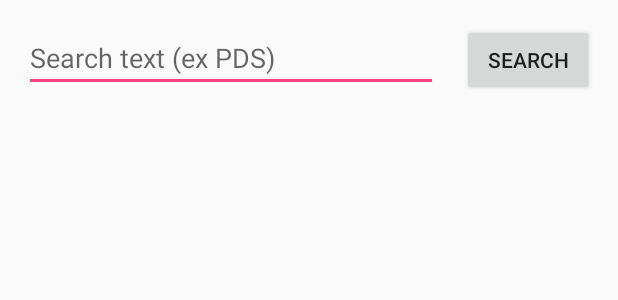
After one commit to maghol/ProjectZ, an Android app: the layout activity_rules.xml on its own in the app's theme, with its tools: preview values and no code run, on a phone screen of 412 x 824 dp. The commit adds this screen. Shown: the top 300 px of the screen. Run offline under Robolectric (Android 15) with nearby library versions, the phone set to English and light mode, and no system bars.

Commit message:
Added a Rules activity and a search function.

```diff
--- a/app/src/main/java/com/zed/projectz/MainActivity.java
+++ b/app/src/main/java/com/zed/projectz/MainActivity.java
@@ -40,4 +40,8 @@ public class MainActivity extends AppCompatActivity {
     public void generateMap(View view) {
         startActivity(new Intent(this, GenerateMapActivity.class));
     }
+
+    public void rules(View view) {
+        startActivity(new Intent(this, RulesActivity.class));
+    }
 }
--- a/app/src/main/java/com/zed/projectz/RandomizeRacesActivity.java
+++ b/app/src/main/java/com/zed/projectz/RandomizeRacesActivity.java
@@ -38,7 +38,6 @@ public class RandomizeRacesActivity extends AppCompatActivity {
             numberOfRacesPerPlayer = Integer.parseInt(numberOfRacesPerPlayerString);
         }
         createPlayersView(raceHelper.RandomizeRaces(sessionData.Players, numberOfRacesPerPlayer));
-        // TODO: Save race options to players.
     }
 
     public void selectRaces(View view) {
@@ -61,12 +60,10 @@ public class RandomizeRacesActivity extends AppCompatActivity {
         playersContainer.removeAllViews();
         LayoutInflater inflater = LayoutInflater.from(this);
         for (Player currentPlayer : players) {
-            // Player layout
             View inflatedPlayerLayout = inflater.inflate(R.layout.randomize_race_player_view, null, false);
             TextView playerNameTextView = inflatedPlayerLayout.findViewById(R.id.playerName);
             playerNameTextView.setText(currentPlayer.Name);
             playersContainer.addView(inflatedPlayerLayout);
-            // Race layout
             if (currentPlayer.RaceOptions != null && currentPlayer.RaceOptions.size() > 0) {
                 for (Race race : currentPlayer.RaceOptions) {
                     View inflatedRaceLayout = inflater.inflate(R.layout.randomize_race_race_view, null, false);
--- a/app/src/main/res/layout/activity_main.xml
+++ b/app/src/main/res/layout/activity_main.xml
@@ -56,6 +56,7 @@
         android:layout_marginEnd="16dp"
         android:layout_marginStart="16dp"
         android:layout_marginTop="16dp"
+        android:onClick="rules"
         android:text="Rules"
         app:layout_constraintEnd_toEndOf="parent"
         app:layout_constraintLeft_toLeftOf="parent"
--- /dev/null
+++ b/app/src/main/res/layout/activity_rules.xml
@@ -0,0 +1,53 @@
+<?xml version="1.0" encoding="utf-8"?>
+<android.support.constraint.ConstraintLayout xmlns:android="http://schemas.android.com/apk/res/android"
+    xmlns:app="http://schemas.android.com/apk/res-auto"
+    xmlns:tools="http://schemas.android.com/tools"
+    android:layout_width="match_parent"
+    android:layout_height="match_parent"
+    tools:context="com.zed.projectz.RulesActivity">
+
+    <ScrollView
+        android:id="@+id/rulesContainer"
+        android:layout_width="0dp"
+        android:layout_height="0dp"
+        android:layout_marginBottom="16dp"
+        android:layout_marginEnd="16dp"
+        android:layout_marginStart="16dp"
+        android:layout_marginTop="16dp"
+        app:layout_constraintBottom_toBottomOf="parent"
+        app:layout_constraintEnd_toEndOf="parent"
+        app:layout_constraintStart_toStartOf="parent"
+        app:layout_constraintTop_toBottomOf="@+id/searchRuleTextBox">
+
+        <LinearLayout
+            android:id="@+id/rulesLinearLayout"
+            android:layout_width="match_parent"
+            android:layout_height="wrap_content"
+            android:orientation="vertical" />
+    </ScrollView>
+
+    <EditText
+        android:id="@+id/searchRuleTextBox"
+        android:layout_width="0dp"
+        android:layout_height="wrap_content"
+        android:layout_marginEnd="16dp"
+        android:layout_marginStart="16dp"
+        android:layout_marginTop="16dp"
+        android:ems="10"
+        android:hint="Search text (ex PDS)"
+        android:inputType="textPersonName"
+        app:layout_constraintEnd_toStartOf="@+id/searchRulesButton"
+        app:layout_constraintStart_toStartOf="parent"
+        app:layout_constraintTop_toTopOf="parent" />
+
+    <Button
+        android:id="@+id/searchRulesButton"
+        android:layout_width="wrap_content"
+        android:layout_height="wrap_content"
+        android:layout_marginRight="16dp"
+        android:layout_marginTop="16dp"
+        android:onClick="searchRule"
+        android:text="Search"
+        app:layout_constraintRight_toRightOf="parent"
+        app:layout_constraintTop_toTopOf="parent" />
+</android.support.constraint.ConstraintLayout>
```
Also changed, not shown: app/src/main/AndroidManifest.xml (+6 -3 lines), app/src/main/assets/rules.xml (added, +23 -0 lines), app/src/main/java/com/zed/projectz/Rule.java (added, +20 -0 lines), app/src/main/java/com/zed/projectz/RulesActivity.java (added, +93 -0 lines), app/src/main/java/com/zed/projectz/XmlHelper.java (added, +65 -0 lines), app/src/main/res/layout/rules_rule.xml (added, +40 -0 lines).
